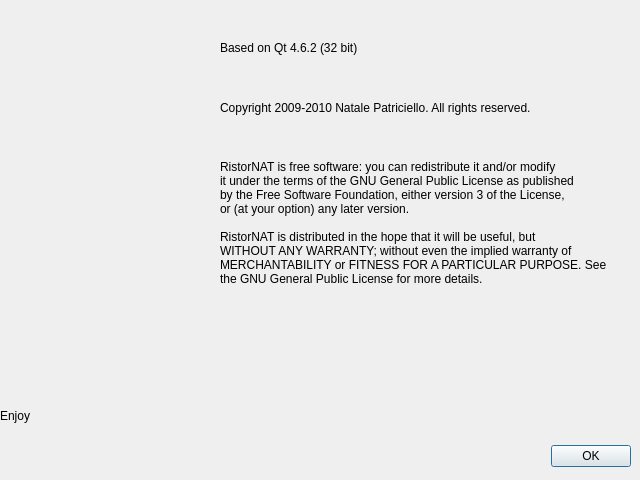
Above: core/about.ui from adivik2000/RistorNAT before the change. Below: the same form after it.
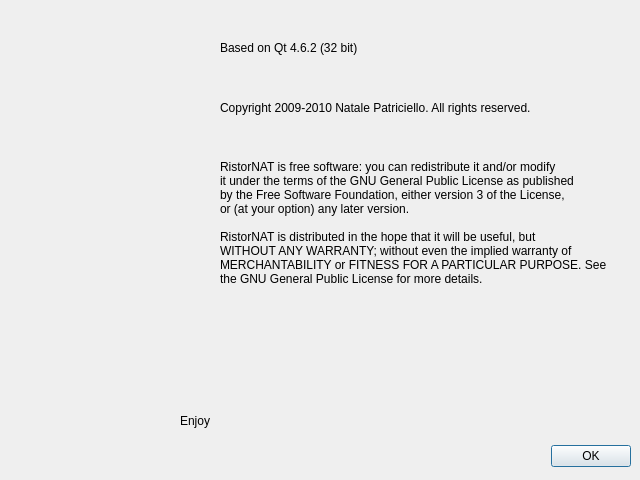
That is the form after the change.

Commit message:
About's window fixed size, dump db with custom name file
Removed a useless QList<QAction*> in pluginInterface.

What changed in the file:
```diff
--- a/core/about.ui
+++ b/core/about.ui
@@ -10,6 +10,12 @@
     <height>480</height>
    </rect>
   </property>
+  <property name="sizePolicy">
+   <sizepolicy hsizetype="Fixed" vsizetype="Fixed">
+    <horstretch>0</horstretch>
+    <verstretch>0</verstretch>
+   </sizepolicy>
+  </property>
   <property name="maximumSize">
    <size>
     <width>640</width>
@@ -85,10 +91,10 @@
   <widget class="QLabel" name="labelVersion">
    <property name="geometry">
     <rect>
-     <x>0</x>
-     <y>390</y>
-     <width>631</width>
-     <height>51</height>
+     <x>180</x>
+     <y>410</y>
+     <width>181</width>
+     <height>21</height>
     </rect>
    </property>
    <property name="styleSheet">
@@ -103,8 +109,8 @@
     <rect>
      <x>20</x>
      <y>80</y>
-     <width>131</width>
-     <height>121</height>
+     <width>191</width>
+     <height>241</height>
     </rect>
    </property>
    <property name="text">
```
The commit also changes 2 other files.
